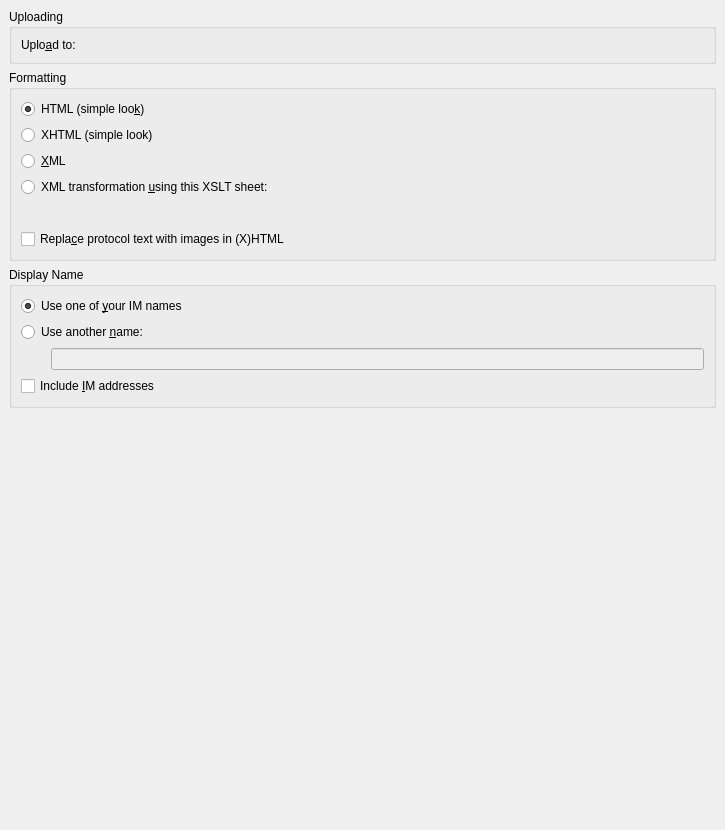
Qt form plugins/webpresence/webpresenceprefs.ui (KDE/kopete) before a commit.
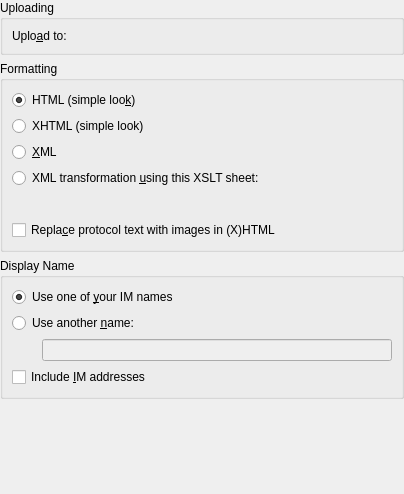
The same form after that commit. Custom widgets are drawn as their Qt base class.

Commit message: Remove redundant margins on plugin config pages, now that KPluginSelector doesn't add a tabwidget to them

```diff
--- a/plugins/webpresence/webpresenceprefs.ui
+++ b/plugins/webpresence/webpresenceprefs.ui
@@ -11,17 +11,26 @@
    <rect>
     <x>0</x>
     <y>0</y>
-    <width>725</width>
-    <height>830</height>
+    <width>404</width>
+    <height>494</height>
    </rect>
   </property>
   <layout class="QVBoxLayout" >
-   <property name="margin" >
-    <number>9</number>
-   </property>
    <property name="spacing" >
     <number>6</number>
    </property>
+   <property name="leftMargin" >
+    <number>0</number>
+   </property>
+   <property name="topMargin" >
+    <number>0</number>
+   </property>
+   <property name="rightMargin" >
+    <number>0</number>
+   </property>
+   <property name="bottomMargin" >
+    <number>0</number>
+   </property>
    <item>
     <widget class="QGroupBox" name="groupBox" >
      <property name="title" >
@@ -193,7 +202,19 @@
       <property name="margin" >
        <number>9</number>
       </property>
-      <property name="spacing" >
+      <property name="topMargin" >
+       <number>9</number>
+      </property>
+      <property name="rightMargin" >
+       <number>9</number>
+      </property>
+      <property name="bottomMargin" >
+       <number>9</number>
+      </property>
+      <property name="horizontalSpacing" >
+       <number>6</number>
+      </property>
+      <property name="verticalSpacing" >
        <number>6</number>
       </property>
       <item row="0" column="0" >
@@ -279,7 +300,7 @@
  <customwidgets>
   <customwidget>
    <class>KUrlRequester</class>
-   <extends></extends>
+   <extends>QFrame</extends>
    <header>kurlrequester.h</header>
    <container>0</container>
    <pixmap></pixmap>
```
Left out of the diff: 67 changed lines with no effect on the pictures. The commit also changes 13 other files.
